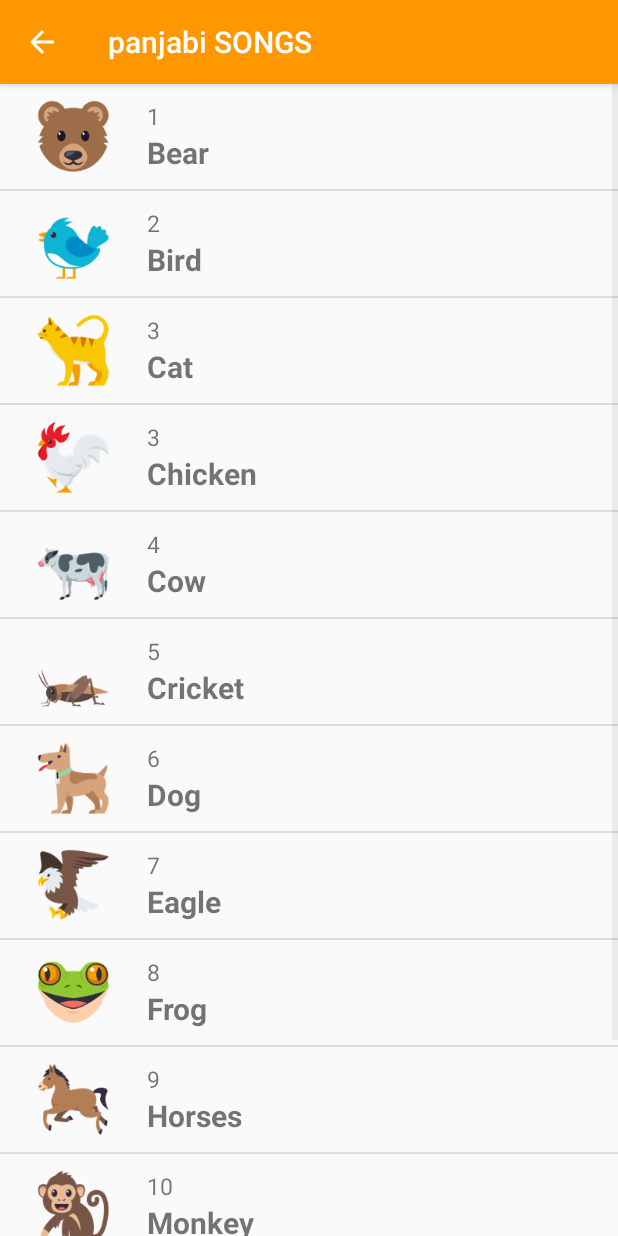
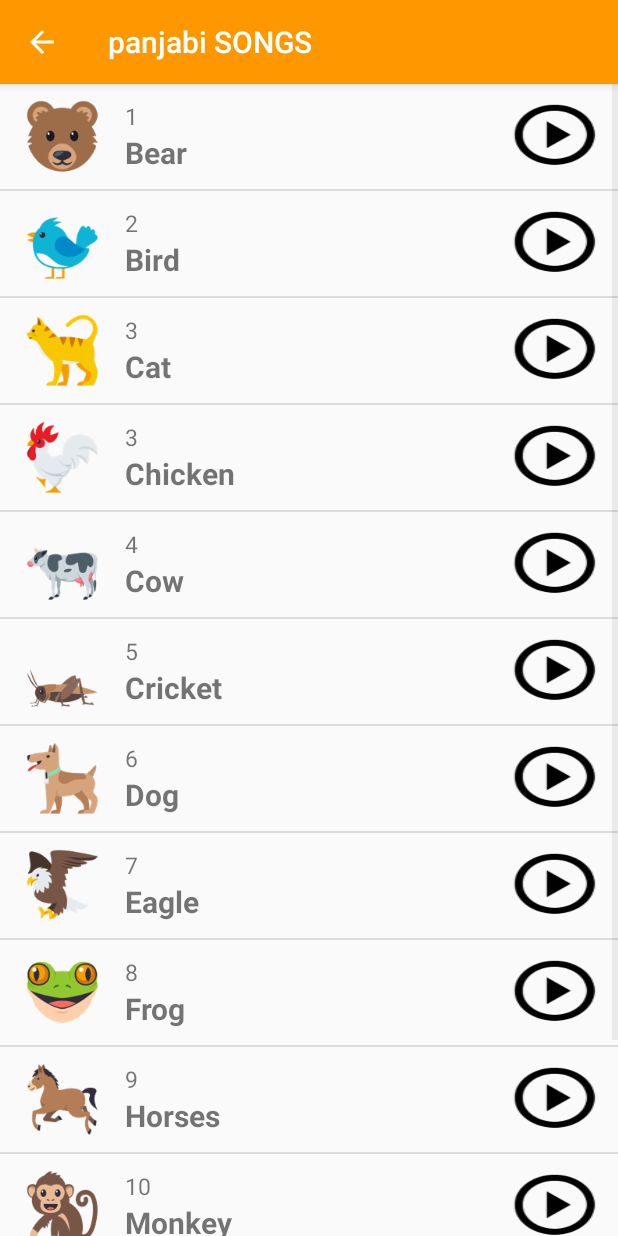
Before and after one commit to prtk5436/MyMP3, an Android app: the PanjabiSongsActivity screen opened directly, with no data from a screen before it, on a phone screen of 412 x 824 dp. Run offline under Robolectric (Android 15) with nearby library versions, the phone set to English and light mode, and no system bars.

Commit message:
commit 1

```diff
--- a/build.gradle
+++ b/build.gradle
@@ -2,7 +2,7 @@ apply plugin: 'com.android.application'
 
 android {
     compileSdkVersion 28
-    buildToolsVersion "29.0.3"
+    buildToolsVersion "28.0.3"
 
     defaultConfig {
         applicationId "com.example.mymp3"
@@ -28,10 +28,10 @@ dependencies {
 
     implementation 'androidx.appcompat:appcompat:1.1.0'
     implementation 'androidx.constraintlayout:constraintlayout:1.1.3'
-    testImplementation 'junit:junit:4.12'
+    testImplementation 'junit:junit:4.13'
     androidTestImplementation 'androidx.test.ext:junit:1.1.1'
     androidTestImplementation 'androidx.test.espresso:espresso-core:3.2.0'
-    testImplementation 'junit:junit:4.12'
     androidTestImplementation 'androidx.test.ext:junit:1.1.1'
     androidTestImplementation 'androidx.test.espresso:espresso-core:3.2.0'
+
 }
--- a/src/main/java/com/example/mymp3/PanjabiSongsActivity.java
+++ b/src/main/java/com/example/mymp3/PanjabiSongsActivity.java
@@ -4,6 +4,7 @@ import android.content.Context;
 import android.media.AudioManager;
 import android.media.MediaPlayer;
 import android.os.Bundle;
+import android.util.Log;
 import android.view.View;
 import android.widget.AdapterView;
 import android.widget.ListView;
@@ -75,6 +76,7 @@ public class PanjabiSongsActivity extends AppCompatActivity {
                 Toast.makeText(PanjabiSongsActivity.this, "playing " + songNo + currentAlbumName, Toast.LENGTH_LONG).show();
                 int result = mAudioManager.requestAudioFocus(mAudioFocusChange, AudioManager.STREAM_MUSIC, AudioManager.AUDIOFOCUS_GAIN_TRANSIENT);
 
+                Log.v("PanjabiSongActivity", "Current album : " + currentAlbum);
                 if (result == AudioManager.AUDIOFOCUS_REQUEST_GRANTED) {
                     mediaPlayer = MediaPlayer.create(PanjabiSongsActivity.this, currentAlbum.getmSound());
                     mediaPlayer.start();
--- a/src/main/res/layout/entity_list.xml
+++ b/src/main/res/layout/entity_list.xml
@@ -49,5 +49,15 @@
             android:textStyle="bold" />
     </LinearLayout>
 
+    <Button
+        android:id="@+id/play"
+        android:layout_width="0dp"
+        android:layout_height="wrap_content"
+        android:layout_marginStart="10dp"
+        android:layout_marginLeft="10dp"
+        android:layout_weight="1"
+        android:autofillHints="play"
+        android:background="@drawable/ic_play_circle_outline"
+        android:contentDescription="@string/todo" />
 
 </LinearLayout>
```
Also changed, not shown: src/main/java/com/example/mymp3/Songs.java (+9 -0 lines), 1 other file.
